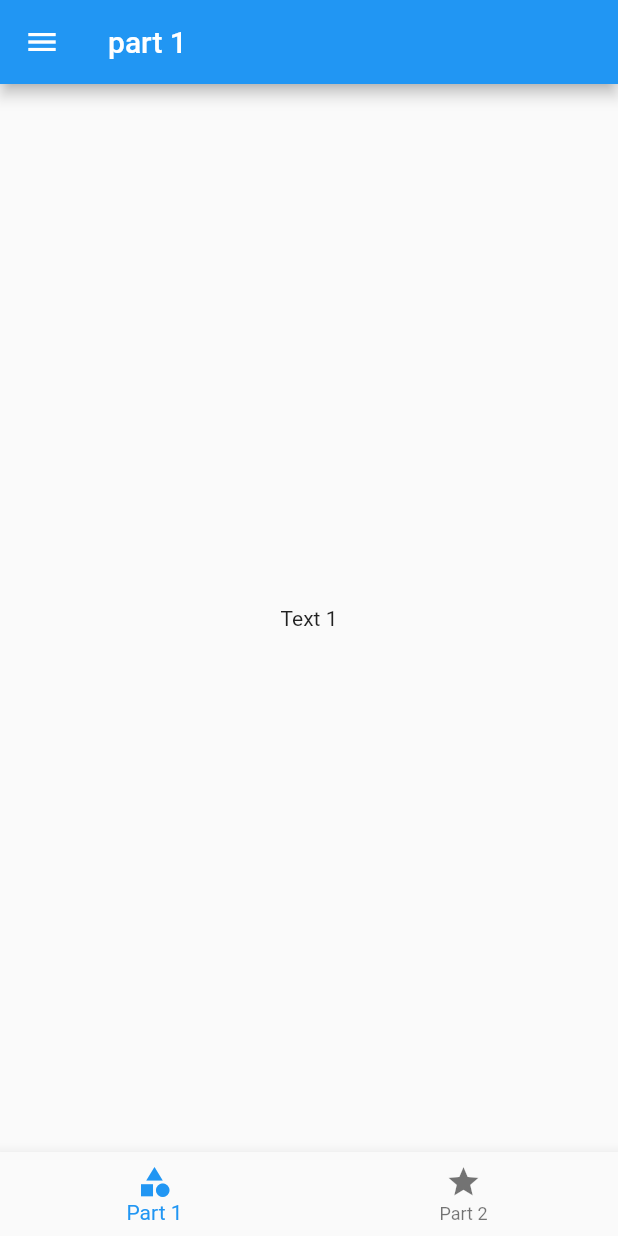
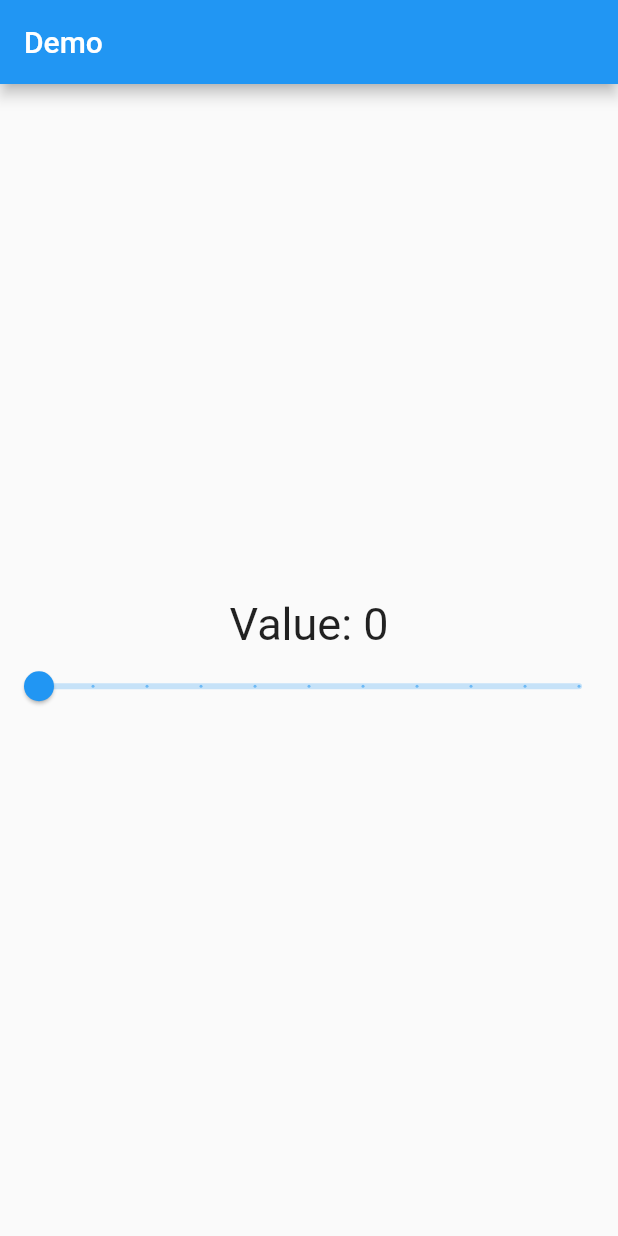
Before and after one commit to mortadha1144/layouts_in_flouter, a Flutter app: the screen it shows after launch, on a phone screen of 412 x 824 dp. Run offline on Flutter 3.47's test engine with Material 2 defaults, Android fonts, the phone set to English and light mode, and no system bars.

Commit message:
slider added

```diff
--- a/lib/Multi_Screens/drawer.dart
+++ b/lib/Multi_Screens/drawer.dart
@@ -4,9 +4,9 @@ import 'package:flutter/material.dart';
 //import 'main_screen.dart';
 
 class MyDrawer extends StatelessWidget {
-  const MyDrawer({super.key,this.str=''});
+  const MyDrawer({super.key});
 
-  final String? str;
+  //String? _str;
 
   static void selectScreen(BuildContext ctx, int n) {
     if (n == 1) {
@@ -16,7 +16,9 @@ class MyDrawer extends StatelessWidget {
           'id': 10,
           'title': 'info1',
         },
-      ).then((value) => print(value));
+      ).then(
+        (value) {},
+      );
     } else {
       Navigator.of(ctx).pushReplacementNamed(
         n == 0 ? '/' : '/screen2',
--- a/lib/Multi_Screens/screen1.dart
+++ b/lib/Multi_Screens/screen1.dart
@@ -7,7 +7,7 @@ class Screen1 extends StatelessWidget {
 
   @override
   Widget build(BuildContext context) {
-    final args =
+    //final args =
         ModalRoute.of(context)!.settings.arguments as Map<String, Object>;
     return Scaffold(
       appBar: AppBar(
--- a/lib/Multi_Screens/screen2.dart
+++ b/lib/Multi_Screens/screen2.dart
@@ -7,7 +7,7 @@ class Screen2 extends StatelessWidget {
 
   @override
   Widget build(BuildContext context) {
-    final args =
+    //final args =
         ModalRoute.of(context)!.settings.arguments as Map<String, Object>;
     return Scaffold(
       appBar: AppBar(
--- a/lib/main.dart
+++ b/lib/main.dart
@@ -2,7 +2,8 @@ import 'package:flutter/material.dart';
 //import 'package:layouts_in_flouter/Multi_Screens/lesson_four.dart';
 //import 'package:layouts_in_flouter/Multi_Screens/example_flutter.dart';
 import 'package:layouts_in_flouter/Multi_Screens/lesson_two.dart';
-import 'package:layouts_in_flouter/Multi_Screens/main_screen.dart';
+//import 'package:layouts_in_flouter/Multi_Screens/main_screen.dart';
+import 'package:layouts_in_flouter/slider/slider.dart';
 //import 'package:layouts_in_flouter/todo_app/home_page.dart';
 //import 'package:layouts_in_flouter/managing_state.dart';
 //import 'package:layouts_in_flouter/card_and_stack.dart';
@@ -11,7 +12,7 @@ import 'package:layouts_in_flouter/Multi_Screens/main_screen.dart';
 //import 'package:layouts_in_flouter/grid_and_list.dart';
 
 void main() {
-  runApp(const MainScreen());
+  runApp(const MySlider());
 }
 
 class MyApp extends StatelessWidget {
--- /dev/null
+++ b/lib/slider/slider.dart
@@ -0,0 +1,53 @@
+import 'package:flutter/material.dart';
+
+class MySlider extends StatelessWidget {
+  const MySlider({super.key});
+
+  @override
+  Widget build(BuildContext context) {
+    return const MaterialApp(
+      debugShowCheckedModeBanner: false,
+      home: MyHomePage(),
+    );
+  }
+}
+
+class MyHomePage extends StatefulWidget {
+  const MyHomePage({super.key});
+
+  @override
+  State<MyHomePage> createState() => _MyHomePageState();
+}
+
+class _MyHomePageState extends State<MyHomePage> {
+  double _value = 0.0;
+  @override
+  Widget build(BuildContext context) {
+    return Scaffold(
+      appBar: AppBar(
+        title: const Text('Demo'),
+      ),
+      body: Column(
+        mainAxisAlignment: MainAxisAlignment.center,
+        children: [
+          Container(
+            color: Colors.blue,
+            width: _value,
+            height: _value,
+          ),
+          Text(
+            'Value: ${(_value).round()}',
+            style: const TextStyle(fontSize: 30),
+          ),
+          Slider(
+            value: _value,
+            onChanged: (val) => setState(() => _value = val),
+            min: 0,
+            max: 100,
+            divisions: 10,
+          )
+        ],
+      ),
+    );
+  }
+}
```
